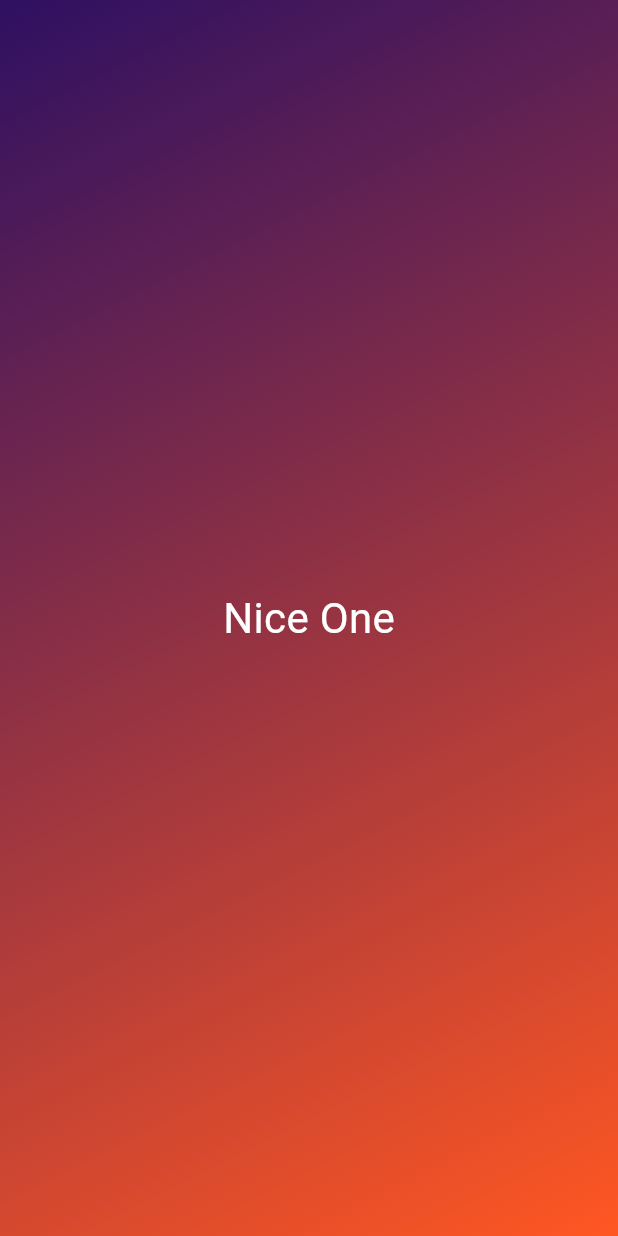
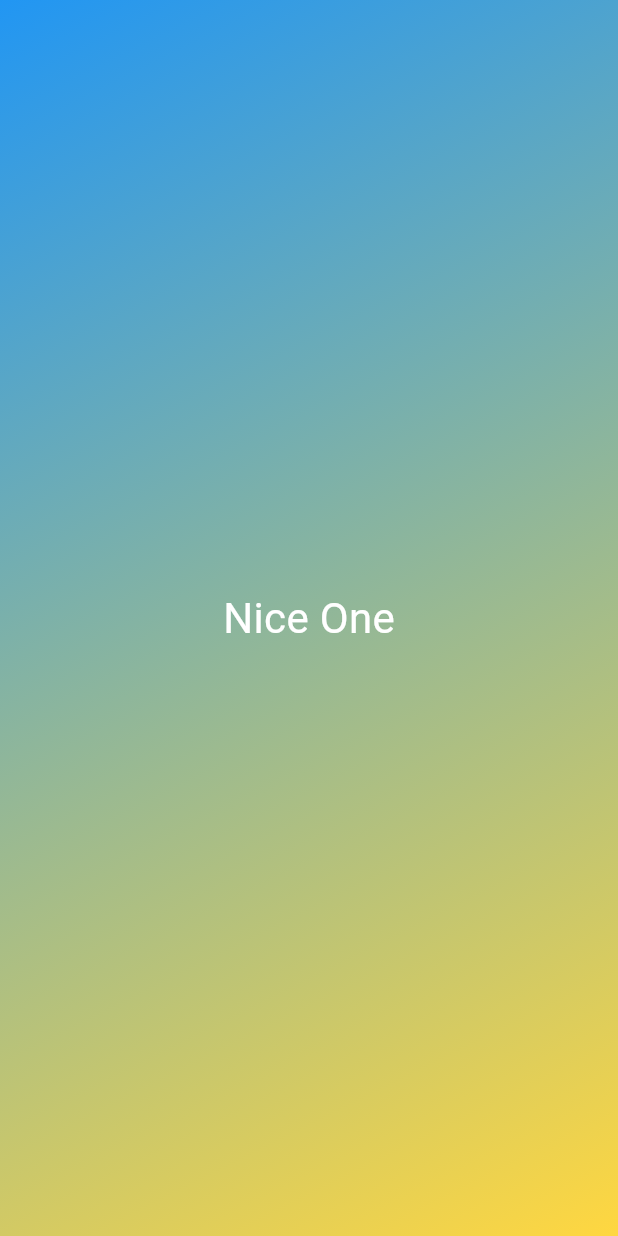
Before and after one commit to nyi-nyi-zin/Flutter-Dart---The-Complete-Guide-2025-Edition-, a Flutter app: the screen it shows after launch, on a phone screen of 412 x 824 dp. Run offline on Flutter 3.47's test engine with Material 3 defaults, Android fonts, the phone set to English and light mode, and no system bars.

Commit message:
45. Practice: Reusable Widgets & Constructor Functions

```diff
--- a/lib/gradient_container.dart
+++ b/lib/gradient_container.dart
@@ -5,14 +5,16 @@ final startAlignment = Alignment.topLeft;
 final endAlignment = Alignment.bottomRight;
 
 class GradientContainer extends StatelessWidget {
-  const GradientContainer({super.key});
+  const GradientContainer({super.key, required this.colors});
+
+  final List<Color> colors;
 
   @override
   Widget build(context) {
     return Container(
       decoration: BoxDecoration(
         gradient: LinearGradient(
-          colors: const [Color.fromARGB(255, 46, 16, 98), Colors.deepOrange],
+          colors: colors,
           begin: startAlignment,
           end: endAlignment,
         ),
```
Also changed, not shown: lib/main.dart (+7 -1 lines).
